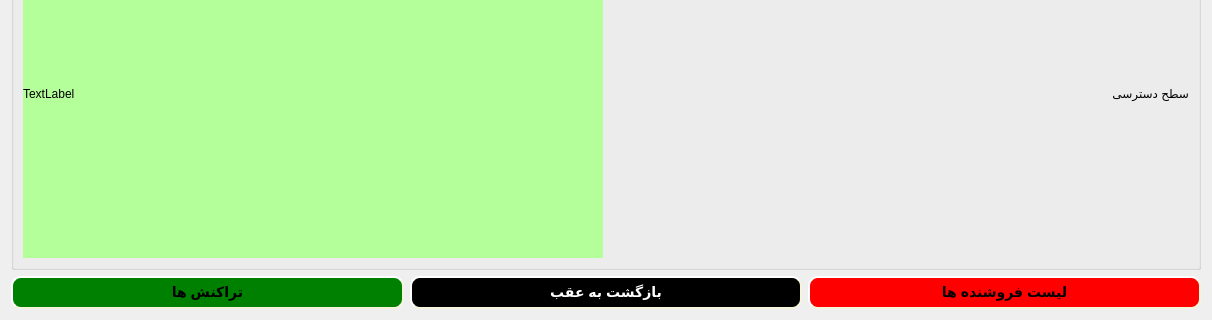
AP-projects-4001/metagoofill, file Project_Ap/adminpage.ui: the form before one commit; both pictures show x 0 to 1212 and y 446 to 766 of the 1212 by 766 pixel window.
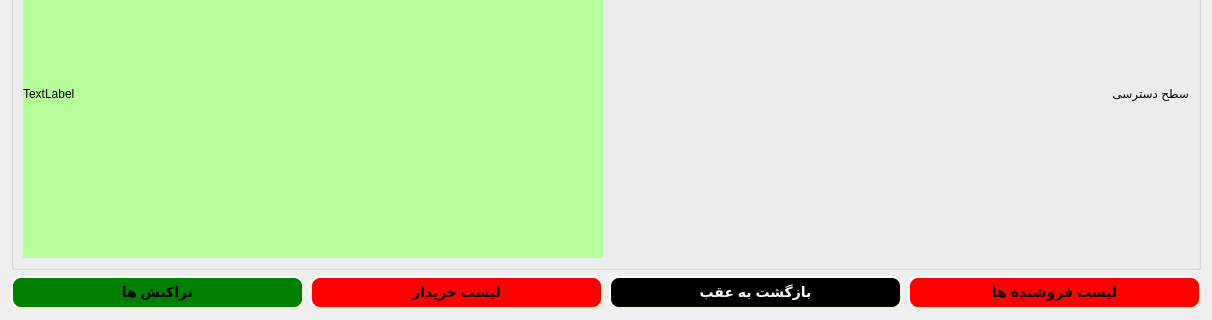
The form after the commit.

```diff
--- a/Project_Ap/adminpage.ui
+++ b/Project_Ap/adminpage.ui
@@ -88,6 +88,26 @@
        </property>
       </widget>
      </item>
+     <item>
+      <widget class="QPushButton" name="pushButton_4">
+       <property name="styleSheet">
+        <string notr="true">QPushButton {
+    background-color: red;
+    border-style: outset;
+    border-width: 2px;
+    border-radius: 10px;
+    border-color: beige;
+    font: bold 14px;
+    min-width: 10em;
+    padding: 6px;
+}
+QPushButton:hover { color: yellow; }</string>
+       </property>
+       <property name="text">
+        <string>لیست خریدار</string>
+       </property>
+      </widget>
+     </item>
      <item>
       <widget class="QPushButton" name="pushButton_3">
        <property name="styleSheet">
```
